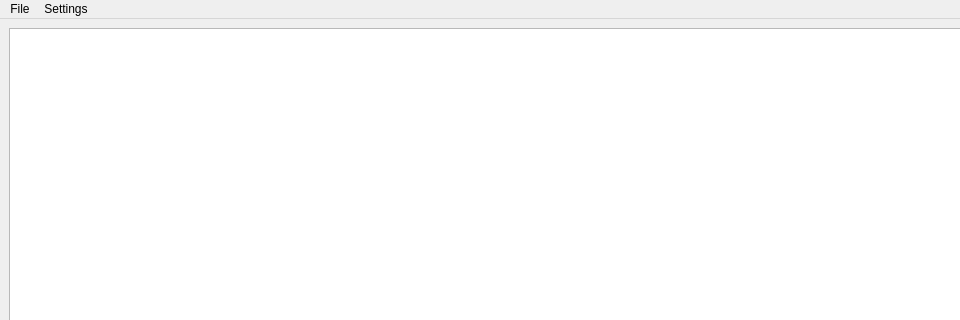
Old version of the form app/mainwindow.ui in the repository ikukishev/rama-light-generator; both pictures show x 0 to 960 and y 0 to 320 of the 1306 by 788 pixel window.
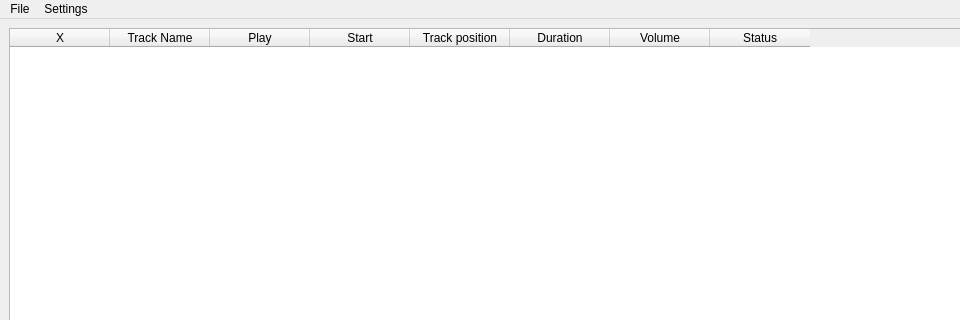
New version of the form.

```diff
--- a/app/mainwindow.ui
+++ b/app/mainwindow.ui
@@ -39,10 +39,10 @@
        <enum>Qt::NoPen</enum>
       </property>
       <attribute name="horizontalHeaderVisible">
-       <bool>false</bool>
+       <bool>true</bool>
       </attribute>
       <attribute name="verticalHeaderVisible">
-       <bool>false</bool>
+       <bool>true</bool>
       </attribute>
       <column>
        <property name="text">
```
Left out of the diff: 3 changed lines with no effect on the pictures.
